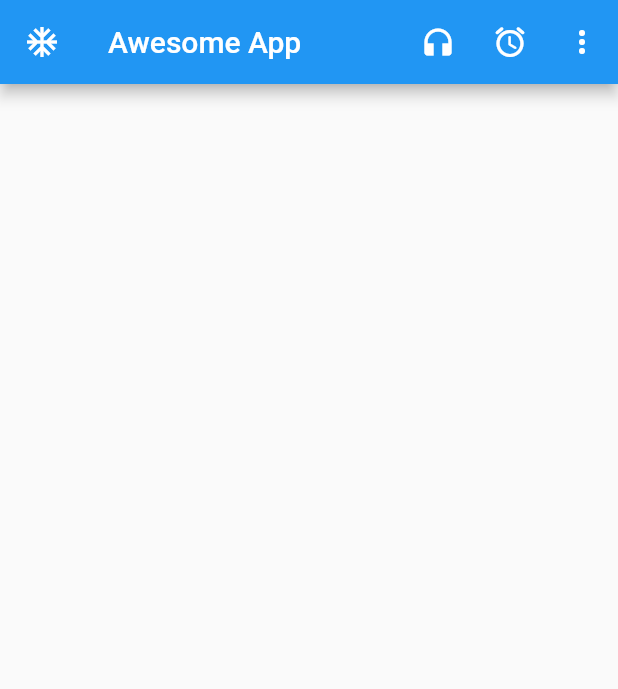
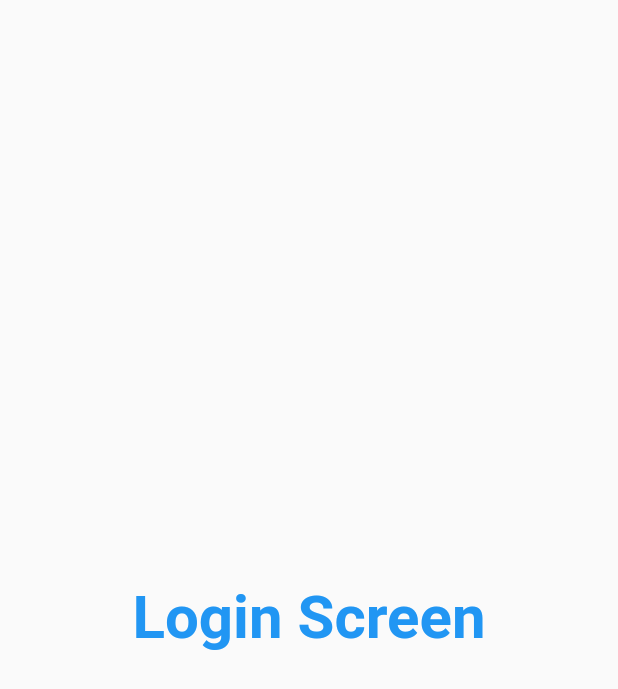
Before and after one commit to Rohitgta77/30DaysOfFlutter, a Flutter app: the screen it shows after launch, on a phone screen of 412 x 824 dp. Shown: the top 689 px of the screen. Run offline on Flutter 3.47's test engine with Material 2 defaults, Android fonts, the light colour scheme and no system bars.

Commit message:
Part 3 Compeleted

```diff
--- a/lib/main.dart
+++ b/lib/main.dart
@@ -1,6 +1,7 @@
 import 'package:flutter/cupertino.dart';
 import 'package:flutter/material.dart';
-import 'package:flutter_catalog/sign_in_page.dart';
+import 'package:flutter_catalog/screens/home.dart';
+import 'package:flutter_catalog/screens/login.dart';
 
 void main(List<String> args) {
   runApp(MyApp());
@@ -10,124 +11,17 @@
   @override
   Widget build(BuildContext context) {
     return MaterialApp(
-      home: SignIn(),
+      themeMode: ThemeMode.light,
+      theme: ThemeData(primarySwatch: Colors.amber),
+      darkTheme: ThemeData(primarySwatch: Colors.pink),
+      initialRoute: "/login",
+      routes: {
+        "/": (context) => LogIn(),
+        "/login": (context) => LogIn(),
+        "/home": (context) => Home()
+      },
     );
   }
+
+  test(bool type, {int no = 5}) {} //Optional Parameter in dart
 }
-
-
-
-
-// import 'package:flutter/material.dart';
-
-// void main() {
-//   runApp(MyApp());
-// }
-
-// class MyApp extends StatelessWidget {
-//   // This widget is the root of your application.
-//   @override
-//   Widget build(BuildContext context) {
-//     return MaterialApp(
-//       title: 'Flutter Demo',
-//       theme: ThemeData(
-//         // This is the theme of your application.
-//         //
-//         // Try running your application with "flutter run". You'll see the
-//         // application has a blue toolbar. Then, without quitting the app, try
-//         // changing the primarySwatch below to Colors.green and then invoke
-//         // "hot reload" (press "r" in the console where you ran "flutter run",
-//         // or simply save your changes to "hot reload" in a Flutter IDE).
-//         // Notice that the counter didn't reset back to zero; the application
-//         // is not restarted.
-//         primarySwatch: Colors.blue,
-//       ),
-//       home: MyHomePage(title: 'Flutter Demo Home Page'),
-//     );
-//   }
-// }
-
-// class MyHomePage extends StatefulWidget {
-//   MyHomePage({Key? key, required this.title}) : super(key: key);
-
-//   // This widget is the home page of your application. It is stateful, meaning
-//   // that it has a State object (defined below) that contains fields that affect
-//   // how it looks.
-
-//   // This class is the configuration for the state. It holds the values (in this
-//   // case the title) provided by the parent (in this case the App widget) and
-//   // used by the build method of the State. Fields in a Widget subclass are
-//   // always marked "final".
-
-//   final String title;
-
-//   @override
-//   _MyHomePageState createState() => _MyHomePageState();
-// }
-
-// class _MyHomePageState extends State<MyHomePage> {
-//   int _counter = 0;
-
-//   void _incrementCounter() {
-//     setState(() {
-//       // This call to setState tells the Flutter framework that something has
-//       // changed in this State, which causes it to rerun the build method below
-//       // so that the display can reflect the updated values. If we changed
-//       // _counter without calling setState(), then the build method would not be
-//       // called again, and so nothing would appear to happen.
-//       _counter++;
-//     });
-//   }
-
-//   @override
-//   Widget build(BuildContext context) {
-//     // This method is rerun every time setState is called, for instance as done
-//     // by the _incrementCounter method above.
-//     //
-//     // The Flutter framework has been optimized to make rerunning build methods
-//     // fast, so that you can just rebuild anything that needs updating rather
-//     // than having to individually change instances of widgets.
-//     return Scaffold(
-//       appBar: AppBar(
-//         // Here we take the value from the MyHomePage object that was created by
-//         // the App.build method, and use it to set our appbar title.
-//         title: Text(widget.title),
-//       ),
-//       body: Center(
-//         // Center is a layout widget. It takes a single child and positions it
-//         // in the middle of the parent.
-//         child: Column(
-//           // Column is also a layout widget. It takes a list of children and
-//           // arranges them vertically. By default, it sizes itself to fit its
-//           // children horizontally, and tries to be as tall as its parent.
-//           //
-//           // Invoke "debug painting" (press "p" in the console, choose the
-//           // "Toggle Debug Paint" action from the Flutter Inspector in Android
-//           // Studio, or the "Toggle Debug Paint" command in Visual Studio Code)
-//           // to see the wireframe for each widget.
-//           //
-//           // Column has various properties to control how it sizes itself and
-//           // how it positions its children. Here we use mainAxisAlignment to
-//           // center the children vertically; the main axis here is the vertical
-//           // axis because Columns are vertical (the cross axis would be
-//           // horizontal).
-//           mainAxisAlignment: MainAxisAlignment.center,
-//           children: <Widget>[
-//             Text(
-//               'You have pushed the button this many times:',
-//             ),
-//             Text(
-//               '$_counter',
-//               style: Theme.of(context).textTheme.headline4,
-//             ),
-//           ],
-//         ),
-//       ),
-//       floatingActionButton: FloatingActionButton(
-//         onPressed: _incrementCounter,
-//         tooltip: 'Increment',
-//         child: Icon(Icons.add),
-//       ), // This trailing comma makes auto-formatting nicer for build methods.
-//     );
-//   }
-// }
--- a/lib/sign_in_page.dart
+++ b/lib/screens/home.dart
@@ -1,6 +1,6 @@
 import 'package:flutter/material.dart';
 
-class SignIn extends StatelessWidget {
+class Home extends StatelessWidget {
   @override
   Widget build(BuildContext context) {
     int part = 10;
@@ -11,15 +11,10 @@
     var data = "Tuesday";
     const pi = 3.14;
     final list = ["sd"];
-    var appTitles = "Awesome App";
+    var appTitles = "Home";
 
     return Scaffold(
       appBar: AppBar(
-        leading: IconButton(
-          icon: const Icon(Icons.ac_unit),
-          tooltip: MaterialLocalizations.of(context).openAppDrawerTooltip,
-          onPressed: () {},
-        ),
         title: Text(appTitles),
         actions: [
           IconButton(onPressed: () {}, icon: const Icon(Icons.headphones)),
@@ -35,6 +30,12 @@
           ),
         ],
       ),
+      drawer: Drawer(),
+      body: Center(
+        child: Container(
+          child: Text("Welcome in Awesome App"),
+        ),
+      ),
     );
   }
 }
--- /dev/null
+++ b/lib/screens/login.dart
@@ -0,0 +1,23 @@
+import 'package:flutter/material.dart';
+
+class LogIn extends StatelessWidget {
+  @override
+  Widget build(BuildContext context) {
+    var appTitles = "Login";
+
+    return Material(
+      child: Center(
+        child: Container(
+          child: Text(
+            "Login Screen",
+            style: TextStyle(
+              color: Colors.blue,
+              fontSize: 40,
+              fontWeight: FontWeight.bold,
+            ),
+          ),
+        ),
+      ),
+    );
+  }
+}
```
